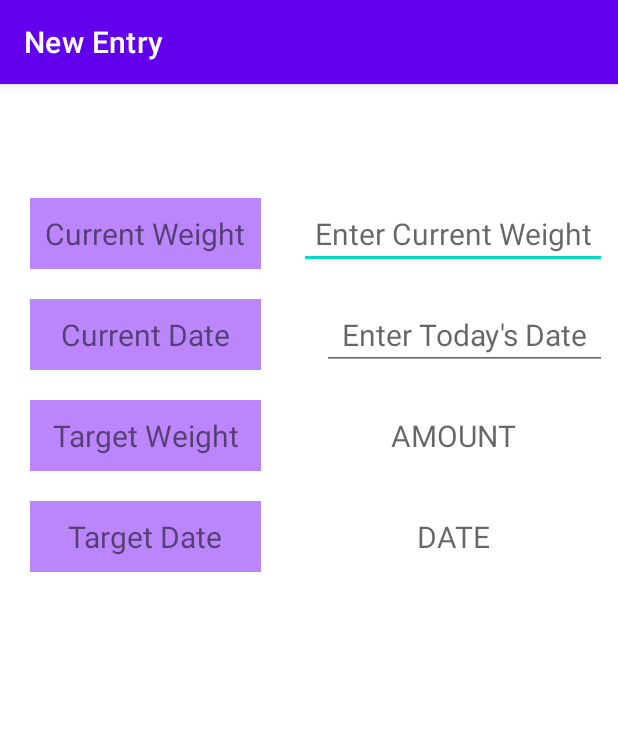
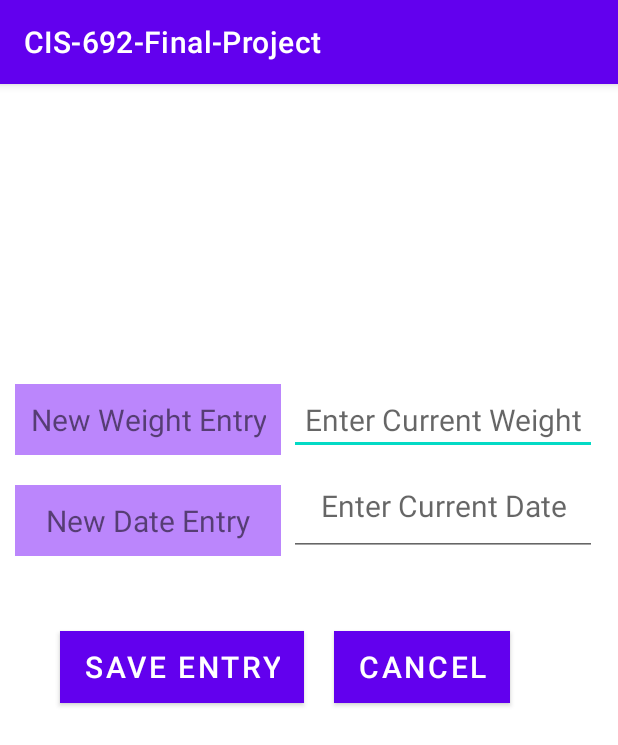
Before and after one commit to 03-triple-threat/CIS692FinalProject, an Android app: the screen it shows after launch (MainActivity), on a phone screen of 412 x 824 dp. Shown: the top 745 px of the screen. Run offline under Robolectric (Android 15) with nearby library versions, the phone set to English and light mode, and no system bars; our stand-ins replace navigation-ui.

Commit message:
backing up

```diff
--- a/app/src/main/AndroidManifest.xml
+++ b/app/src/main/AndroidManifest.xml
@@ -9,6 +9,9 @@
         android:roundIcon="@mipmap/ic_launcher_round"
         android:supportsRtl="true"
         android:theme="@style/Theme.CIS692FinalProject">
+        <activity
+            android:name=".NewEntryActivity"
+            android:exported="true" />
         <activity
             android:name=".MainActivity"
             android:exported="true"
--- a/app/src/main/java/com/example/cis_692_final_project/MainActivity.java
+++ b/app/src/main/java/com/example/cis_692_final_project/MainActivity.java
@@ -16,23 +16,30 @@ public class MainActivity extends AppCompatActivity {
 
     private ActivityMainBinding binding;
 
+//    @Override
+//    protected void onCreate(Bundle savedInstanceState) {
+//        super.onCreate(savedInstanceState);
+//
+//        binding = ActivityMainBinding.inflate(getLayoutInflater());
+//        setContentView(binding.getRoot());
+//
+//        BottomNavigationView navView = findViewById(R.id.nav_view);
+//        // Passing each menu ID as a set of Ids because each
+//        // menu should be considered as top level destinations.
+//        AppBarConfiguration appBarConfiguration = new AppBarConfiguration.Builder(
+//                 R.id.navigation_newEntry, R.id.navigation_newProgressPicture,
+//                R.id.navigation_history, R.id.navigation_settings)
+//                .build();
+//        NavController navController = Navigation.findNavController(this, R.id.nav_host_fragment_activity_main);
+//        NavigationUI.setupActionBarWithNavController(this, navController, appBarConfiguration);
+//        NavigationUI.setupWithNavController(binding.navView, navController);
+//    }
+
     @Override
-    protected void onCreate(Bundle savedInstanceState) {
-        super.onCreate(savedInstanceState);
-
-        binding = ActivityMainBinding.inflate(getLayoutInflater());
-        setContentView(binding.getRoot());
-
-        BottomNavigationView navView = findViewById(R.id.nav_view);
-        // Passing each menu ID as a set of Ids because each
-        // menu should be considered as top level destinations.
-        AppBarConfiguration appBarConfiguration = new AppBarConfiguration.Builder(
-                 R.id.navigation_newEntry, R.id.navigation_newProgressPicture,
-                R.id.navigation_history, R.id.navigation_settings)
-                .build();
-        NavController navController = Navigation.findNavController(this, R.id.nav_host_fragment_activity_main);
-        NavigationUI.setupActionBarWithNavController(this, navController, appBarConfiguration);
-        NavigationUI.setupWithNavController(binding.navView, navController);
+    protected void onCreate ( Bundle savedInstanceState ) {
+        super.onCreate( savedInstanceState );
+//        setContentView( R.layout.activity_main);
+        setContentView( R.layout.activity_new_entry);
     }
 
 }
--- /dev/null
+++ b/app/src/main/java/com/example/cis_692_final_project/NewEntryActivity.java
@@ -0,0 +1,14 @@
+package com.example.cis_692_final_project;
+
+import androidx.appcompat.app.AppCompatActivity;
+
+import android.os.Bundle;
+
+public class NewEntryActivity extends AppCompatActivity {
+
+    @Override
+    protected void onCreate(Bundle savedInstanceState) {
+        super.onCreate(savedInstanceState);
+        setContentView(R.layout.activity_new_entry);
+    }
+}
--- a/app/src/main/res/layout/activity_main.xml
+++ b/app/src/main/res/layout/activity_main.xml
@@ -51,7 +51,8 @@
         android:layout_width="wrap_content"
         android:layout_height="wrap_content"
         android:layout_marginTop="20dp"
-        android:layout_marginLeft="25dp"
+        android:layout_marginLeft="20dp"
+        android:layout_marginRight="10dp"
         android:layout_toRightOf="@id/label_currentWeight"
         android:gravity="center"
         android:hint="@string/summary_current_weight_input_hint"
--- /dev/null
+++ b/app/src/main/res/layout/activity_new_entry.xml
@@ -0,0 +1,91 @@
+<?xml version="1.0" encoding="utf-8"?>
+<RelativeLayout xmlns:android="http://schemas.android.com/apk/res/android"
+    xmlns:app="http://schemas.android.com/apk/res-auto"
+    xmlns:tools="http://schemas.android.com/tools"
+    android:layout_width="match_parent"
+    android:layout_height="match_parent"
+    tools:context=".NewEntryActivity">
+
+    <TextView
+        android:id="@+id/label_new_entry_weight"
+        android:layout_width="wrap_content"
+        android:layout_height="wrap_content"
+        android:layout_marginLeft="10dp"
+        android:layout_marginTop="200dp"
+        android:background="@color/purple_200"
+        android:padding="10dp"
+        android:gravity="center"
+        android:text="@string/new_entry_current_weight_label"
+        android:textSize="20sp"
+        tools:ignore="MissingConstraints" />
+
+    <TextView
+        android:id="@+id/label_new_entry_date"
+        android:layout_width="wrap_content"
+        android:layout_height="wrap_content"
+        android:layout_below="@id/label_new_entry_weight"
+        android:layout_alignRight="@id/label_new_entry_weight"
+        android:layout_alignLeft="@id/label_new_entry_weight"
+        android:layout_marginTop="20dp"
+        android:background="@color/purple_200"
+        android:padding="10dp"
+        android:gravity="center"
+        android:text="@string/new_entry_current_date_label"
+        android:textSize="20sp"
+        tools:ignore="MissingConstraints" />
+
+    <EditText
+        android:id="@+id/input_new_entry_weight"
+        android:layout_width="wrap_content"
+        android:layout_height="wrap_content"
+        android:layout_marginTop="200dp"
+        android:layout_marginRight="5dp"
+        android:layout_marginLeft="5dp"
+        android:layout_toRightOf="@id/label_new_entry_weight"
+        android:gravity="center"
+        android:hint="@string/new_entry_current_weight_input_hint"
+        android:inputType="numberDecimal"
+        android:padding="10dp"
+        android:textSize="20sp" />
+
+    <EditText
+        android:id="@+id/input_new_entry_date"
+        android:layout_width="wrap_content"
+        android:layout_height="wrap_content"
+        android:layout_below="@id/input_new_entry_weight"
+        android:layout_toRightOf="@id/label_new_entry_date"
+        android:layout_alignLeft="@id/input_new_entry_weight"
+        android:layout_alignRight="@id/input_new_entry_weight"
+        android:layout_alignBottom="@id/label_new_entry_date"
+        android:gravity="center"
+        android:hint="@string/new_entry_current_date_input_hint"
+        android:inputType="numberDecimal"
+        android:padding="10dp"
+        android:textSize="20sp"/>
+
+    <Button
+        android:id="@+id/button_new_entry_save"
+        android:layout_width="wrap_content"
+        android:layout_height="wrap_content"
+        android:layout_below="@id/label_new_entry_date"
+        android:layout_marginTop="50dp"
+        android:layout_marginLeft="40dp"
+        android:background="@color/purple_200"
+        android:textSize="20sp"
+        android:text="Save Entry"/>
+
+    <Button
+        android:id="@+id/button_new_entry_cancel"
+        android:layout_width="wrap_content"
+        android:layout_height="wrap_content"
+        android:layout_below="@id/input_new_entry_date"
+        android:layout_toRightOf="@id/button_new_entry_save"
+        android:layout_marginTop="50dp"
+        android:layout_marginRight="40dp"
+        android:layout_marginLeft="20dp"
+        android:background="@color/purple_200"
+        android:textSize="20sp"
+        android:text="Cancel"/>
+
+
+</RelativeLayout>
--- a/app/src/main/res/values/strings.xml
+++ b/app/src/main/res/values/strings.xml
@@ -2,7 +2,7 @@
     <string name="app_name">CIS-692-Final-Project</string>
     <string name="title_newEntry">New Entry</string>
     <string name="title_history">History</string>
-    <string name="title_newProgressPicture">New\nProgress\nPicture<b/></string>
+    <string name="title_newProgressPicture">New\nProgress\nPicture<b /></string>
     <string name="title_settings">Settings</string>
 
     <!-- Adding Button Strings based on Mockups  -->
@@ -16,4 +16,10 @@
     <string name="summary_current_date_input_hint">Enter Today\'s Date</string>
     <string name="summary_target_weight_amt"> AMOUNT </string>
     <string name="summary_target_date_selected"> DATE </string>
+
+    <!--  Adding Label Strings for New Entry Screen  -->
+    <string name="new_entry_current_weight_label"> New Weight Entry </string>
+    <string name="new_entry_current_date_label"> New Date Entry </string>
+    <string name="new_entry_current_weight_input_hint">Enter Current Weight</string>
+    <string name="new_entry_current_date_input_hint">Enter Current Date</string>
 </resources>
```
